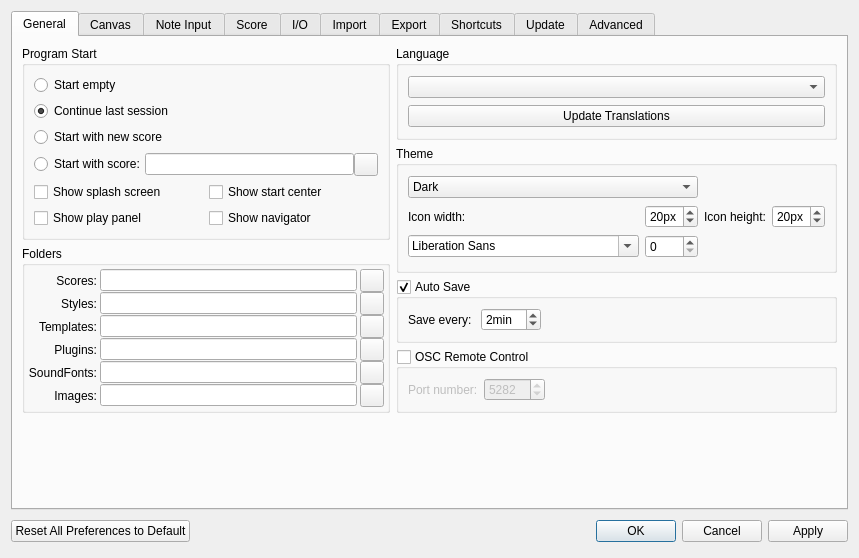
The window that mscore/prefsdialog.ui (JoshuaBonn1/MuseScore) describes before a commit, drawn with Qt 5.
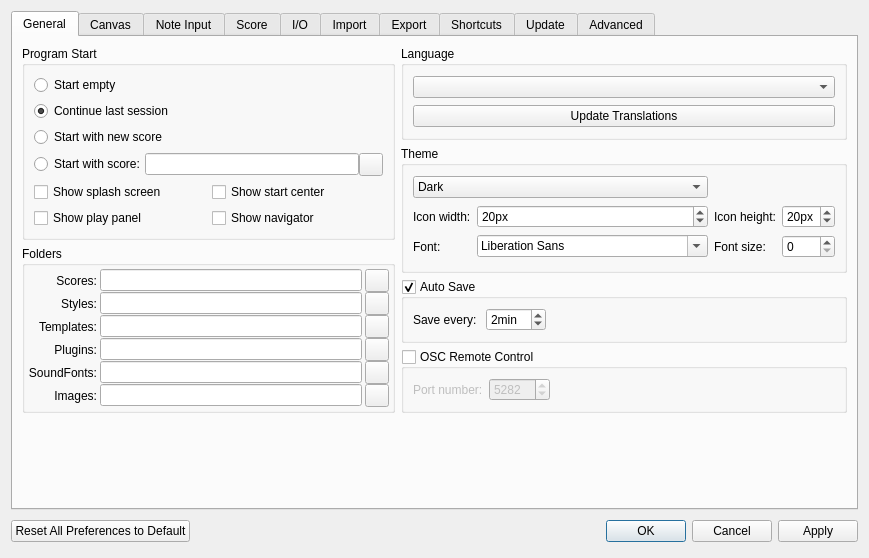
The same window after the commit. Icons and pictures are not drawn. Custom widgets are drawn as their Qt base class.

Commit message: Fix GUI for font customization

The edit to the form file:
```diff
--- a/mscore/prefsdialog.ui
+++ b/mscore/prefsdialog.ui
@@ -6,7 +6,7 @@
    <rect>
     <x>0</x>
     <y>0</y>
-    <width>859</width>
+    <width>869</width>
     <height>558</height>
    </rect>
   </property>
@@ -720,12 +720,26 @@
             </item>
            </widget>
           </item>
-          <item row="2" column="0">
-           <widget class="QFontComboBox" name="fontFamily"/>
-          </item>
-          <item row="2" column="1">
+          <item row="2" column="3">
            <widget class="QSpinBox" name="fontSize"/>
           </item>
+          <item row="2" column="1">
+           <widget class="QFontComboBox" name="fontFamily"/>
+          </item>
+          <item row="2" column="0">
+           <widget class="QLabel" name="fontFamilyLabel">
+            <property name="text">
+             <string>Font:</string>
+            </property>
+           </widget>
+          </item>
+          <item row="2" column="2">
+           <widget class="QLabel" name="fontSizeLabel">
+            <property name="text">
+             <string>Font size:</string>
+            </property>
+           </widget>
+          </item>
          </layout>
         </widget>
        </item>
```
